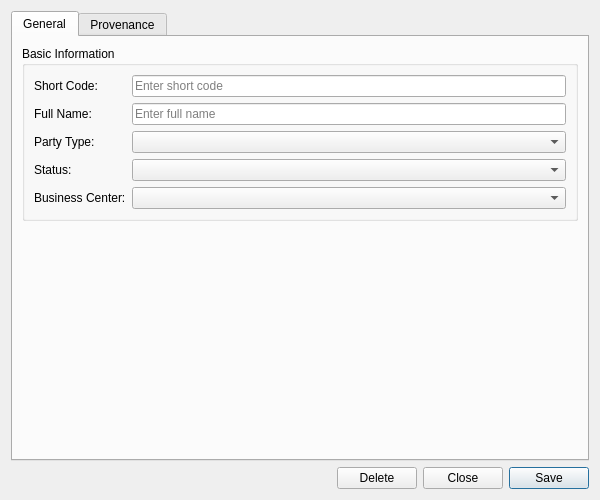
This is projects/ores.qt/refdata/ui/PartyDetailDialog.ui in OreStudio/OreStudio as Qt 5 draws it before an edit. The edited form follows.
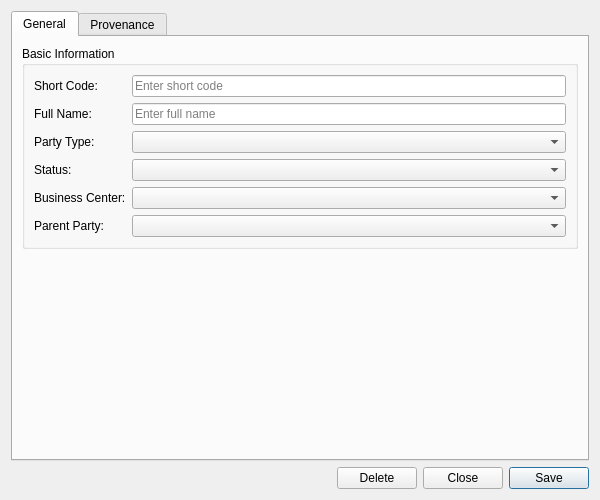
This is the edited form. Custom widgets are drawn as their Qt base class.

Commit message: [codegen,qt] Add required parent picker to party/counterparty Create

Diff of the .ui file:
```diff
--- a/projects/ores.qt/refdata/ui/PartyDetailDialog.ui
+++ b/projects/ores.qt/refdata/ui/PartyDetailDialog.ui
@@ -111,6 +111,20 @@
             </property>
            </widget>
           </item>
+          <item row="5" column="0">
+           <widget class="QLabel" name="labelParentPartyId">
+            <property name="text">
+             <string>Parent Party:</string>
+            </property>
+           </widget>
+          </item>
+          <item row="5" column="1">
+           <widget class="QComboBox" name="parentPartyCombo">
+            <property name="insertPolicy">
+             <enum>QComboBox::NoInsert</enum>
+            </property>
+           </widget>
+          </item>
          </layout>
         </widget>
        </item>
```
The commit also changes 12 other files.
